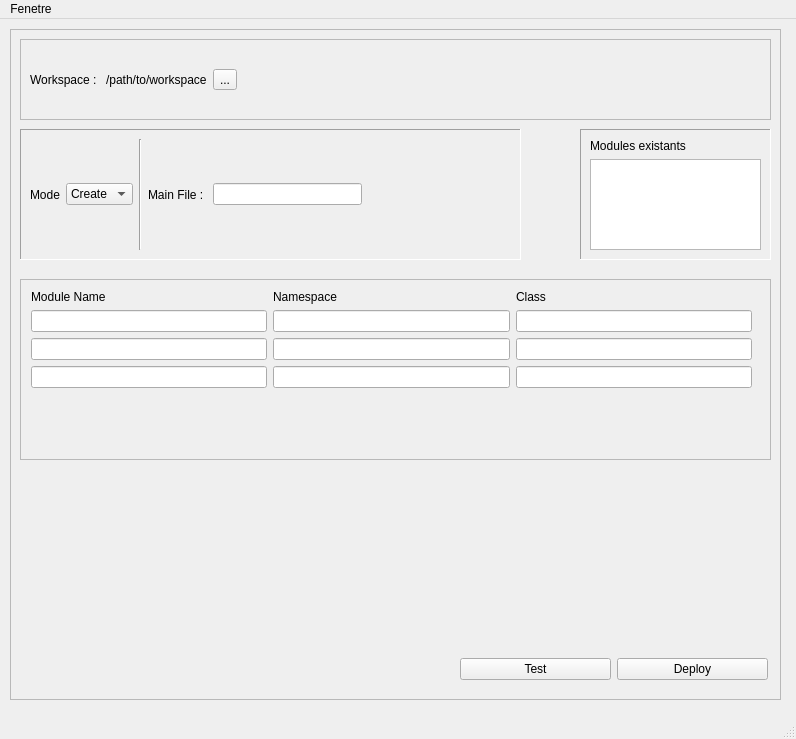
First picture: the form in src/ui/main_win.ui, repository slashformotion/C-simpleprojetmanager, before the edit.
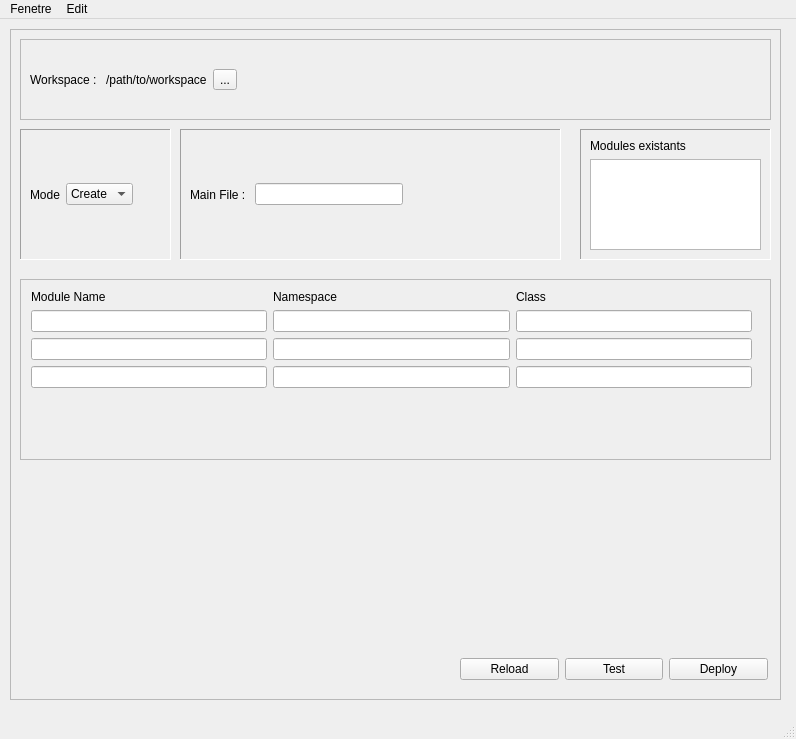
Second picture: the form after the edit.

The edit to the form file:
```diff
--- a/src/ui/main_win.ui
+++ b/src/ui/main_win.ui
@@ -47,7 +47,14 @@
        <height>41</height>
       </rect>
      </property>
-     <layout class="QHBoxLayout" name="hrly_buttons">
+     <layout class="QHBoxLayout" name="area_workspace_2">
+      <item>
+       <widget class="QPushButton" name="btn_reload">
+        <property name="text">
+         <string>Reload</string>
+        </property>
+       </widget>
+      </item>
       <item>
        <widget class="QPushButton" name="btn_test">
         <property name="text">
@@ -177,7 +184,7 @@
       <rect>
        <x>10</x>
        <y>100</y>
-       <width>501</width>
+       <width>151</width>
        <height>131</height>
       </rect>
      </property>
@@ -209,30 +216,6 @@
         </item>
        </widget>
       </item>
-      <item>
-       <widget class="Line" name="line_top_widget">
-        <property name="orientation">
-         <enum>Qt::Vertical</enum>
-        </property>
-       </widget>
-      </item>
-      <item>
-       <widget class="QLabel" name="lbl_main_file">
-        <property name="text">
-         <string>Main File : </string>
-        </property>
-       </widget>
-      </item>
-      <item>
-       <widget class="QLineEdit" name="lied_main_file">
-        <property name="minimumSize">
-         <size>
-          <width>70</width>
-          <height>0</height>
-         </size>
-        </property>
-       </widget>
-      </item>
       <item>
        <spacer name="horizontalSpacer">
         <property name="orientation">
@@ -337,6 +320,54 @@
       </item>
      </layout>
     </widget>
+    <widget class="QFrame" name="area_main_file">
+     <property name="geometry">
+      <rect>
+       <x>170</x>
+       <y>100</y>
+       <width>381</width>
+       <height>131</height>
+      </rect>
+     </property>
+     <property name="frameShape">
+      <enum>QFrame::Panel</enum>
+     </property>
+     <property name="frameShadow">
+      <enum>QFrame::Sunken</enum>
+     </property>
+     <layout class="QHBoxLayout" name="hrly_setup_2">
+      <item>
+       <widget class="QLabel" name="lbl_main_file">
+        <property name="text">
+         <string>Main File : </string>
+        </property>
+       </widget>
+      </item>
+      <item>
+       <widget class="QLineEdit" name="lied_main_file">
+        <property name="minimumSize">
+         <size>
+          <width>70</width>
+          <height>0</height>
+         </size>
+        </property>
+       </widget>
+      </item>
+      <item>
+       <spacer name="horizontalSpacer_3">
+        <property name="orientation">
+         <enum>Qt::Horizontal</enum>
+        </property>
+        <property name="sizeHint" stdset="0">
+         <size>
+          <width>40</width>
+          <height>20</height>
+         </size>
+        </property>
+       </spacer>
+      </item>
+     </layout>
+    </widget>
    </widget>
   </widget>
   <widget class="QMenuBar" name="menubar">
@@ -352,10 +383,18 @@
     <property name="title">
      <string>Fenetre</string>
     </property>
-    <addaction name="actionDeploy"/>
-    <addaction name="actionQuit"/>
+    <addaction name="act_Quit"/>
+   </widget>
+   <widget class="QMenu" name="menuEdit">
+    <property name="title">
+     <string>Edit</string>
+    </property>
+    <addaction name="act_Reload"/>
+    <addaction name="act_Test"/>
+    <addaction name="act_Deploy"/>
    </widget>
    <addaction name="menuFenetre"/>
+   <addaction name="menuEdit"/>
   </widget>
   <widget class="QStatusBar" name="statusbar"/>
   <action name="actionQuit">
```
Left out of the diff: 30 changed lines with no effect on the pictures.
